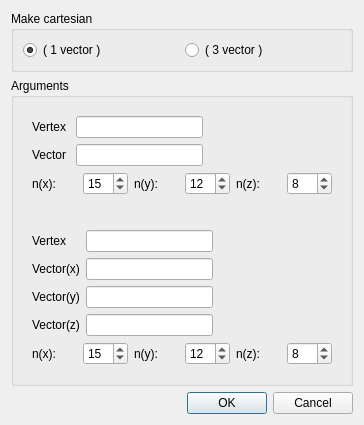
The window that src/HEXABLOCKGUI/MakeCartesian_QTD.ui (SalomePlatform/hexablock) describes before a commit, drawn with Qt 5.
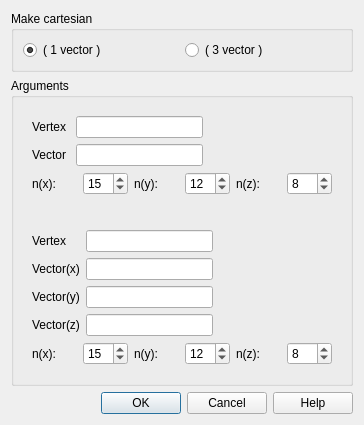
The same window after the commit.

Commit message: added: -Propagation, Vector ( completed ) dialog panel. -Help button on all panel. -Delegate for all Panel updated: -menu always showed for each action

What changed in the file:
```diff
--- a/src/HEXABLOCKGUI/MakeCartesian_QTD.ui
+++ b/src/HEXABLOCKGUI/MakeCartesian_QTD.ui
@@ -279,7 +279,7 @@
       <enum>Qt::Horizontal</enum>
      </property>
      <property name="standardButtons">
-      <set>QDialogButtonBox::Cancel|QDialogButtonBox::Ok</set>
+      <set>QDialogButtonBox::Cancel|QDialogButtonBox::Ok|QDialogButtonBox::Help</set>
      </property>
     </widget>
    </item>
```
The commit also changes 37 other files.
